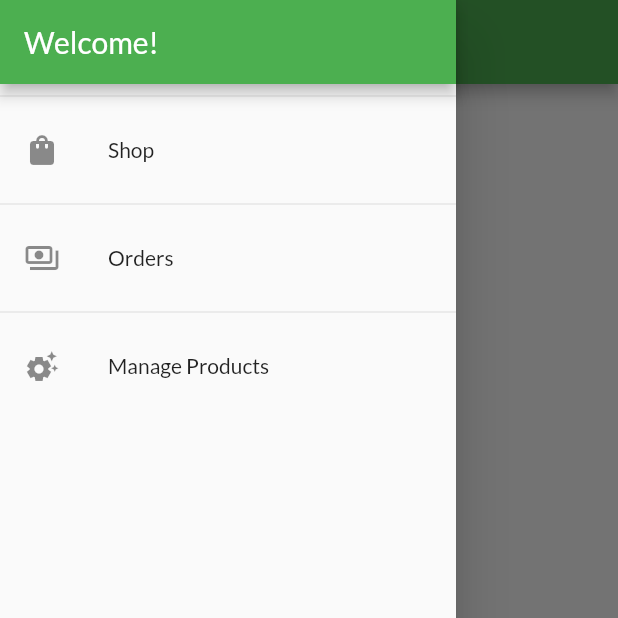
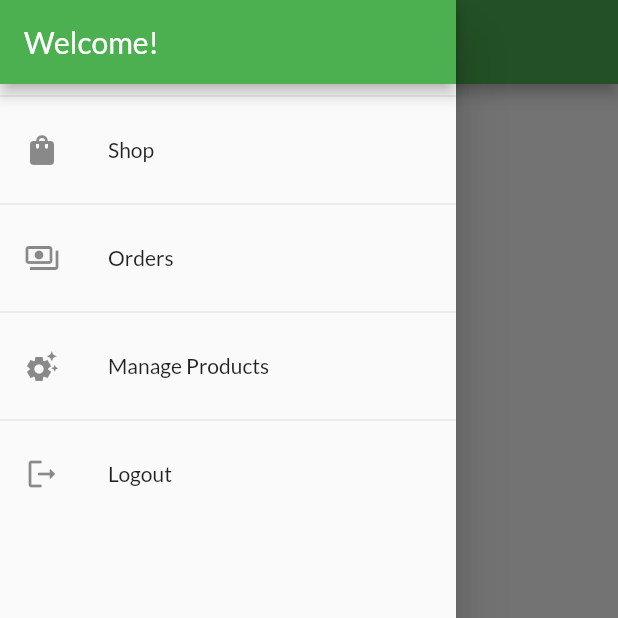
Before and after one commit to jeehmilena/MyShop, a Flutter app: the OrdersOverview screen opened by its route, with the side drawer open, on a phone screen of 412 x 824 dp, the top half of it. Run offline on Flutter 3.47's test engine with Material 2 defaults, Android fonts, the phone set to English and light mode, and no system bars; network calls fail.

Commit message:
implementando logout

```diff
--- a/lib/main.dart
+++ b/lib/main.dart
@@ -38,7 +38,11 @@ class MyApp extends StatelessWidget {
         ChangeNotifierProxyProvider<AuthModel, OrderListModel>(
             create: (_) => OrderListModel(),
             update: (ctx, auth, previous) {
-              return OrderListModel(auth.getToken ?? '', previous?.items ?? []);
+              return OrderListModel(
+                auth.getToken ?? '',
+                auth.getUid ?? '',
+                previous?.items ?? [],
+              );
             }),
         ChangeNotifierProvider(create: (_) => CartModel()),
       ],
--- a/lib/models/order_list_model.dart
+++ b/lib/models/order_list_model.dart
@@ -10,9 +10,10 @@ import 'order_model.dart';
 
 class OrderListModel with ChangeNotifier {
   final String _token;
+  final String _uid;
   List<OrderModel> _items = [];
 
-  OrderListModel([this._token = '', this._items = const []]);
+  OrderListModel([this._token = '', this._uid = '', this._items = const []]);
 
   List<OrderModel> get items {
     return [..._items];
@@ -26,7 +27,7 @@ class OrderListModel with ChangeNotifier {
     List<OrderModel> items = [];
 
     final response = await http
-        .get(Uri.parse('${Constants.ordersBaseUrl}.json?auth=$_token'));
+        .get(Uri.parse('${Constants.ordersBaseUrl}/$_uid.json?auth=$_token'));
     if (response.body == 'null') return;
 
     Map<String, dynamic> data = jsonDecode(response.body);
@@ -55,7 +56,7 @@ class OrderListModel with ChangeNotifier {
     final date = DateTime.now();
 
     final response = await http.post(
-        Uri.parse('${Constants.ordersBaseUrl}.json?auth=$_token'),
+        Uri.parse('${Constants.ordersBaseUrl}/$_uid.json?auth=$_token'),
         body: jsonEncode({
           "total": cart.totalAmountCart,
           "date": date.toIso8601String(),
--- a/lib/widgets/app_drawer.dart
+++ b/lib/widgets/app_drawer.dart
@@ -1,5 +1,7 @@
 import 'package:flutter/material.dart';
+import 'package:my_shop/models/auth_model.dart';
 import 'package:my_shop/utils/app_routes.dart';
+import 'package:provider/provider.dart';
 
 class AppDrawer extends StatelessWidget {
   const AppDrawer({Key? key}) : super(key: key);
@@ -34,7 +36,17 @@ class AppDrawer extends StatelessWidget {
             leading: const Icon(Icons.settings_suggest),
             title: const Text('Manage Products'),
             onTap: () {
-              Navigator.of(context).pushReplacementNamed(AppRoutes.manageProducts);
+              Navigator.of(context)
+                  .pushReplacementNamed(AppRoutes.manageProducts);
+            },
+          ),
+          const Divider(),
+          ListTile(
+            leading: const Icon(Icons.logout_rounded),
+            title: const Text('Logout'),
+            onTap: () {
+              Provider.of<AuthModel>(context, listen: false).logout();
+              Navigator.of(context).pushReplacementNamed(AppRoutes.home);
             },
           ),
         ],
```
Also changed, not shown: lib/models/auth_model.dart (+8 -0 lines).
